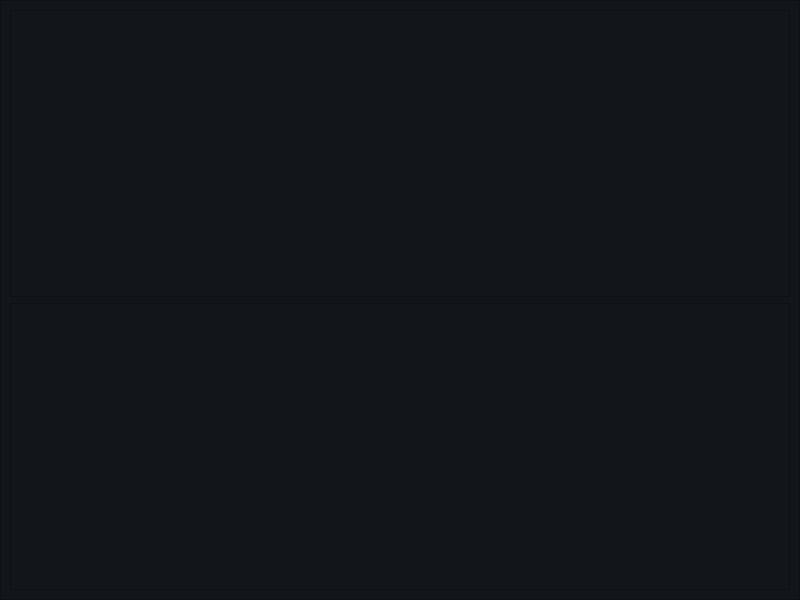
The window that Interfaces/main/nuevo_producto_ui.ui (juanignaciocansillieri/Proyecto-Final) describes before a commit, drawn with Qt 5.
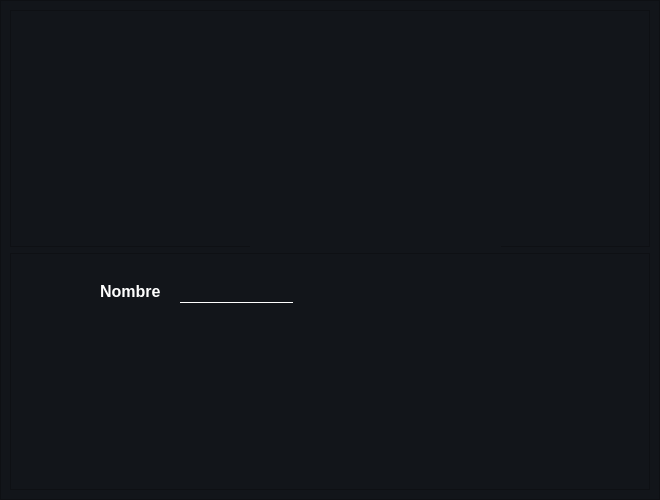
The same window after the commit. Icons and pictures are not drawn.

Commit message: nueva ventana agregar ´producto,

The edit to the form file:
```diff
--- a/Interfaces/main/nuevo_producto_ui.ui
+++ b/Interfaces/main/nuevo_producto_ui.ui
@@ -6,10 +6,16 @@
    <rect>
     <x>0</x>
     <y>0</y>
-    <width>800</width>
-    <height>600</height>
+    <width>660</width>
+    <height>500</height>
    </rect>
   </property>
+  <property name="maximumSize">
+   <size>
+    <width>700</width>
+    <height>500</height>
+   </size>
+  </property>
   <property name="windowTitle">
    <string>MainWindow</string>
   </property>
@@ -45,12 +51,37 @@
       <layout class="QVBoxLayout" name="verticalLayout_2">
        <item>
         <widget class="QFrame" name="frame_2">
+         <property name="maximumSize">
+          <size>
+           <width>16777215</width>
+           <height>257</height>
+          </size>
+         </property>
          <property name="frameShape">
           <enum>QFrame::StyledPanel</enum>
          </property>
          <property name="frameShadow">
           <enum>QFrame::Raised</enum>
          </property>
+         <widget class="QLabel" name="img_producto">
+          <property name="geometry">
+           <rect>
+            <x>240</x>
+            <y>20</y>
+            <width>251</width>
+            <height>221</height>
+           </rect>
+          </property>
+          <property name="text">
+           <string/>
+          </property>
+          <property name="pixmap">
+           <pixmap resource="Imágenes .PNG Oficiales/img_oficiales.qrc">:/cct/arroz.jpg</pixmap>
+          </property>
+          <property name="scaledContents">
+           <bool>true</bool>
+          </property>
+         </widget>
         </widget>
        </item>
        <item>
@@ -61,6 +92,54 @@
          <property name="frameShadow">
           <enum>QFrame::Raised</enum>
          </property>
+         <widget class="QLabel" name="label_5">
+          <property name="geometry">
+           <rect>
+            <x>90</x>
+            <y>30</y>
+            <width>71</width>
+            <height>16</height>
+           </rect>
+          </property>
+          <property name="font">
+           <font>
+            <family>MS Sans Serif</family>
+            <pointsize>12</pointsize>
+            <weight>75</weight>
+            <bold>true</bold>
+           </font>
+          </property>
+          <property name="styleSheet">
+           <string notr="true">color : #fff</string>
+          </property>
+          <property name="text">
+           <string>Nombre</string>
+          </property>
+         </widget>
+         <widget class="QLineEdit" name="lineEdit">
+          <property name="geometry">
+           <rect>
+            <x>170</x>
+            <y>30</y>
+            <width>113</width>
+            <height>20</height>
+           </rect>
+          </property>
+          <property name="font">
+           <font>
+            <pointsize>-1</pointsize>
+           </font>
+          </property>
+          <property name="styleSheet">
+           <string notr="true">color: #fff;
+font-size: 12px;
+border-top:0px;
+border-bottom: 1px solid #fff;</string>
+          </property>
+          <property name="text">
+           <string/>
+          </property>
+         </widget>
         </widget>
        </item>
       </layout>
```
The commit also changes 6 other files.
